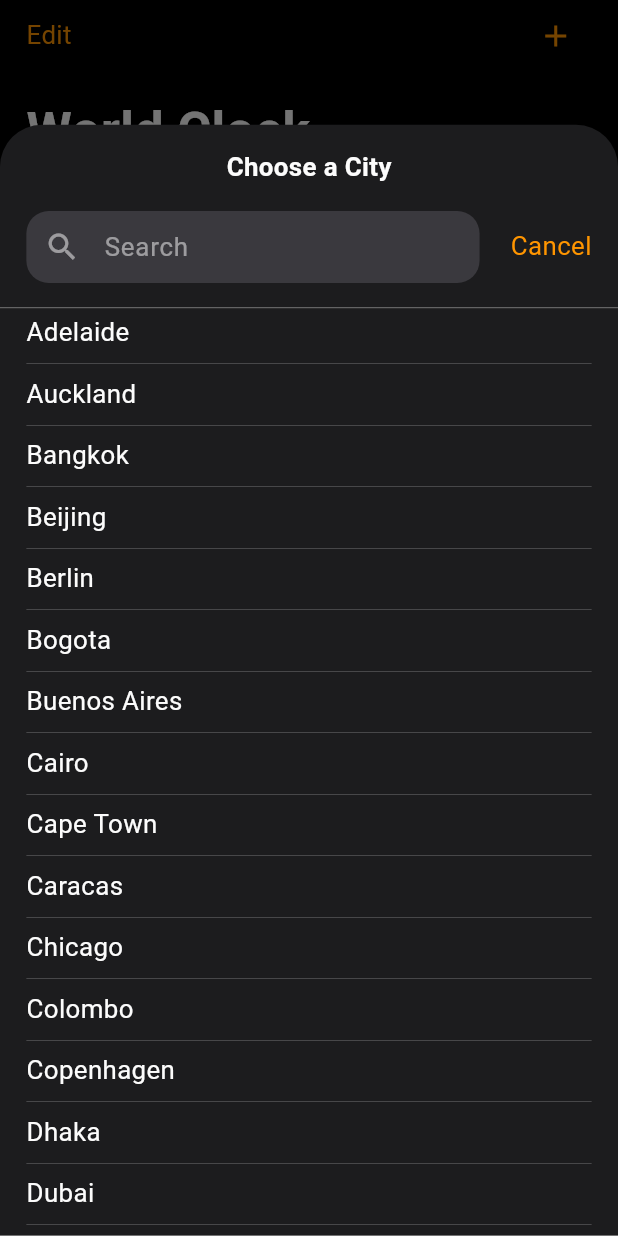
After one commit to KhaledRamadan880/ios_clock_app, a Flutter app: the screen it shows after launch, after a tap on the "add" icon, on a phone screen of 412 x 824 dp. The commit adds this screen. Run offline on Flutter 3.47's test engine with Material 3 defaults, Android fonts, the light colour scheme and no system bars; our stand-ins replace device_preview, flutter_bloc, flutter_svg, get_it, shared_preferences.

Commit message:
World Clock View UI

```diff
--- /dev/null
+++ b/lib/core/bloc/global_cubit.dart
@@ -0,0 +1,9 @@
+import 'package:flutter_bloc/flutter_bloc.dart';
+
+part 'global_state.dart';
+
+class GlobalCubit extends Cubit<GlobalState> {
+  GlobalCubit() : super(GlobalInitial());
+
+
+}
--- /dev/null
+++ b/lib/core/bloc/global_state.dart
@@ -0,0 +1,5 @@
+part of 'global_cubit.dart';
+
+sealed class GlobalState {}
+
+final class GlobalInitial extends GlobalState {}
--- a/lib/core/imports/imports.dart
+++ b/lib/core/imports/imports.dart
@@ -7,3 +7,5 @@ export 'package:ios_clock_app/core/utils/app_assets.dart';
 export 'package:ios_clock_app/core/utils/app_strings.dart';
 export 'package:ios_clock_app/core/utils/app_text_styles.dart';
 export 'package:ios_clock_app/core/widgets/custom_divider.dart';
+export 'package:flutter_bloc/flutter_bloc.dart';
+export 'package:ios_clock_app/features/world_clock/presentation/cubit/world_clocks_cubit.dart';
--- a/lib/core/utils/app_colors.dart
+++ b/lib/core/utils/app_colors.dart
@@ -8,6 +8,9 @@ abstract class AppColors {
   static const Color gray2 = Color(0xff363637);
   static const Color gray3 = Color(0xff262627);
   static const Color gray4 = Color(0xff9B9B9B);
+  static const Color gray5 = Color(0xff242425);
+  static const Color gray6 = Color(0xff1c1c1e);
+  static const Color gray7 = Color(0xff3a393e);
   static const Color red = Color(0xffED7267);
   static const Color green1 = Color(0xff6CD86B);
   static const Color green2 = Color(0xff65C466);
--- a/lib/core/utils/app_strings.dart
+++ b/lib/core/utils/app_strings.dart
@@ -6,7 +6,10 @@ abstract class AppStrings {
   static const String timer = "Timer";
   static const String done = "Done";
   static const String edit = "Edit";
+  static const String cancel = "Cancel";
 
   //! World Clock
   static const String noWorldClocks = "No World Clocks";
+  static const String chooseACity = "Choose a City";
+  static const String search = "Search";
 }
--- a/lib/features/home/prsentation/view/home_view.dart
+++ b/lib/features/home/prsentation/view/home_view.dart
@@ -12,7 +12,10 @@ class HomeView extends StatefulWidget {
 class _HomeViewState extends State<HomeView> {
   int selectedIndex = 0;
   List<Widget> screens = [
-    const WorldClockView(),
+    BlocProvider(
+      create: (context) => WorldClocksCubit(),
+      child: const WorldClockView(),
+    ),
     const Placeholder(),
     const Placeholder(),
     const Placeholder(),
--- /dev/null
+++ b/lib/features/world_clock/data/models/cities_time_zone_model.dart
@@ -0,0 +1,63 @@
+class CityModel {
+  final String city;
+  final String timeZone;
+
+  CityModel(this.city, this.timeZone);
+
+  static List<CityModel> cities = [
+    CityModel('Adelaide', 'Australia/Adelaide'),
+    CityModel('Auckland', 'Pacific/Auckland'),
+    CityModel('Bangkok', 'Asia/Bangkok'),
+    CityModel('Beijing', 'Asia/Shanghai'),
+    CityModel('Berlin', 'Europe/Berlin'),
+    CityModel('Bogota', 'America/Bogota'),
+    CityModel('Buenos Aires', 'America/Argentina/Buenos_Aires'),
+    CityModel('Cairo', 'Africa/Cairo'),
+    CityModel('Cape Town', 'Africa/Johannesburg'),
+    CityModel('Caracas', 'America/Caracas'),
+    CityModel('Chicago', 'America/Chicago'),
+    CityModel('Colombo', 'Asia/Colombo'),
+    CityModel('Copenhagen', 'Europe/Copenhagen'),
+    CityModel('Dhaka', 'Asia/Dhaka'),
+    CityModel('Dubai', 'Asia/Dubai'),
+    CityModel('Dublin', 'Europe/Dublin'),
+    CityModel('Hong Kong', 'Asia/Hong_Kong'),
+    CityModel('Istanbul', 'Europe/Istanbul'),
+    CityModel('Jakarta', 'Asia/Jakarta'),
+    CityModel('Jeddah', 'Asia/Riyadh'),
+    CityModel('Kabul', 'Asia/Kabul'),
+    CityModel('Kolkata', 'Asia/Kolkata'),
+    CityModel('Kuala Lumpur', 'Asia/Kuala_Lumpur'),
+    CityModel('Lagos', 'Africa/Lagos'),
+    CityModel('Lisbon', 'Europe/Lisbon'),
+    CityModel('London', 'Europe/London'),
+    CityModel('Los Angeles', 'America/Los_Angeles'),
+    CityModel('Madrid', 'Europe/Madrid'),
+    CityModel('Manila', 'Asia/Manila'),
+    CityModel('Melbourne', 'Australia/Melbourne'),
+    CityModel('Mexico City', 'America/Mexico_City'),
+    CityModel('Moscow', 'Europe/Moscow'),
+    CityModel('Mumbai', 'Asia/Kolkata'),
+    CityModel('Nairobi', 'Africa/Nairobi'),
+    CityModel('New York', 'America/New_York'),
+    CityModel('Oslo', 'Europe/Oslo'),
+    CityModel('Paris', 'Europe/Paris'),
+    CityModel('Perth', 'Australia/Perth'),
+    CityModel('Quito', 'America/Guayaquil'),
+    CityModel('Rome', 'Europe/Rome'),
+    CityModel('San Francisco', 'America/Los_Angeles'),
+    CityModel('Sao Paulo', 'America/Sao_Paulo'),
+    CityModel('Seoul', 'Asia/Seoul'),
+    CityModel('Shanghai', 'Asia/Shanghai'),
+    CityModel('Singapore', 'Asia/Singapore'),
+    CityModel('Sydney', 'Australia/Sydney'),
+    CityModel('Taipei', 'Asia/Taipei'),
+    CityModel('Tehran', 'Asia/Tehran'),
+    CityModel('Tokyo', 'Asia/Tokyo'),
+    CityModel('Toronto', 'America/Toronto'),
+    CityModel('Vancouver', 'America/Vancouver'),
+    CityModel('Vienna', 'Europe/Vienna'),
+    CityModel('Warsaw', 'Europe/Warsaw'),
+    CityModel('Wellington', 'Pacific/Wellington'),
+  ];
+}
--- /dev/null
+++ b/lib/features/world_clock/presentation/cubit/world_clocks_cubit.dart
@@ -0,0 +1,7 @@
+import 'package:flutter_bloc/flutter_bloc.dart';
+
+part 'world_clocks_state.dart';
+
+class WorldClocksCubit extends Cubit<WorldClocksState> {
+  WorldClocksCubit() : super(WorldClocksInitial());
+}
--- /dev/null
+++ b/lib/features/world_clock/presentation/cubit/world_clocks_state.dart
@@ -0,0 +1,5 @@
+part of 'world_clocks_cubit.dart';
+
+class WorldClocksState {}
+
+final class WorldClocksInitial extends WorldClocksState {}
--- a/lib/features/world_clock/presentation/views/world_clock_view.dart
+++ b/lib/features/world_clock/presentation/views/world_clock_view.dart
@@ -1,5 +1,6 @@
 import 'package:ios_clock_app/core/imports/imports.dart';
 import 'package:ios_clock_app/core/widgets/edit_and_add_bar.dart';
+import 'package:ios_clock_app/features/world_clock/presentation/widgets/add_world_clock_bottom_sheet.dart';
 import 'package:ios_clock_app/features/world_clock/presentation/widgets/world_clock_list_view.dart';
 
 class WorldClockView extends StatelessWidget {
@@ -14,7 +15,11 @@ class WorldClockView extends StatelessWidget {
           crossAxisAlignment: CrossAxisAlignment.start,
           children: [
             //! Edit & Add Bar
-            const EditAndAddBar(),
+            EditAndAddBar(
+              addOnTap: () {
+                addWorldClocksBottomSheet(context);
+              },
+            ),
             SizedBox(height: 15.responsiveHeight(context)),
             //! Title
             Text(
--- /dev/null
+++ b/lib/features/world_clock/presentation/widgets/add_world_clock_bottom_sheet.dart
@@ -0,0 +1,28 @@
+import 'package:ios_clock_app/core/imports/imports.dart';
+import 'package:ios_clock_app/features/world_clock/presentation/widgets/add_world_clock_items_listview.dart';
+import 'package:ios_clock_app/features/world_clock/presentation/widgets/add_world_clock_top_bar.dart';
+
+void addWorldClocksBottomSheet(BuildContext context) {
+  showModalBottomSheet(
+    context: context,
+    backgroundColor: AppColors.gray6,
+    isScrollControlled: true,
+    builder: (newContext) {
+      return BlocProvider.value(
+        value: context.read<WorldClocksCubit>(),
+        child: SizedBox(
+          width: MediaQuery.of(context).size.width,
+          height: 730.responsiveHeight(context),
+          child: const Column(
+            children: [
+              //! Top Bar
+              AddWorldClockTopBar(),
+              //! Items List View
+              AddWorldClocksItemsListView(),
+            ],
+          ),
+        ),
+      );
+    },
+  );
+}
--- /dev/null
+++ b/lib/features/world_clock/presentation/widgets/add_world_clock_items_listview.dart
@@ -0,0 +1,49 @@
+import 'package:ios_clock_app/core/imports/imports.dart';
+import 'package:ios_clock_app/features/world_clock/data/models/cities_time_zone_model.dart';
+
+class AddWorldClocksItemsListView extends StatelessWidget {
+  const AddWorldClocksItemsListView({
+    super.key,
+  });
+
+  @override
+  Widget build(BuildContext context) {
+    return BlocBuilder<WorldClocksCubit, WorldClocksState>(
+      builder: (context, state) {
+        return Expanded(
+          child: Container(
+            decoration: BoxDecoration(
+              border: Border.symmetric(
+                horizontal: BorderSide(
+                  color: AppColors.lightGray,
+                  width: .5.responsiveHeight(context),
+                ),
+              ),
+            ),
+            child: ListView.separated(
+              separatorBuilder: (context, index) {
+                return const CustomDivider();
+              },
+              itemCount: CityModel.cities.length,
+              padding: EdgeInsets.symmetric(
+                horizontal: 16.responsiveWidth(context),
+                vertical: 4.responsiveHeight(context),
+              ),
+              itemBuilder: (context, index) {
+                return GestureDetector(
+                  onTap: () {},
+                  child: SizedBox(
+                    child: Text(
+                      CityModel.cities[index].city,
+                      style: Styles.style17(context),
+                    ),
+                  ),
+                );
+              },
+            ),
+          ),
+        );
+      },
+    );
+  }
+}
--- /dev/null
+++ b/lib/features/world_clock/presentation/widgets/add_world_clock_text_field.dart
@@ -0,0 +1,38 @@
+import 'package:ios_clock_app/core/imports/imports.dart';
+
+class AddWorldClockTextField extends StatelessWidget {
+  const AddWorldClockTextField({
+    super.key,
+  });
+
+  @override
+  Widget build(BuildContext context) {
+    return TextField(
+      decoration: InputDecoration(
+        hintText: AppStrings.search,
+        hintStyle: Styles.style17(context).copyWith(
+          color: AppColors.lightGray,
+        ),
+        filled: true,
+        fillColor: AppColors.gray7,
+        contentPadding: EdgeInsets.zero,
+        prefixIcon: const Icon(Icons.search),
+        // suffixIcon: const Icon(Icons.mic),
+        prefixIconColor: AppColors.lightGray,
+        suffixIconColor: AppColors.lightGray,
+        enabledBorder: OutlineInputBorder(
+          borderSide: const BorderSide(
+            color: AppColors.transparent,
+          ),
+          borderRadius: BorderRadius.circular(15),
+        ),
+        focusedBorder: OutlineInputBorder(
+          borderSide: const BorderSide(
+            color: AppColors.transparent,
+          ),
+          borderRadius: BorderRadius.circular(15),
+        ),
+      ),
+    );
+  }
+}
--- /dev/null
+++ b/lib/features/world_clock/presentation/widgets/add_world_clock_top_bar.dart
@@ -0,0 +1,59 @@
+import 'package:ios_clock_app/core/imports/imports.dart';
+import 'package:ios_clock_app/features/world_clock/presentation/widgets/add_world_clock_text_field.dart';
+
+class AddWorldClockTopBar extends StatelessWidget {
+  const AddWorldClockTopBar({
+    super.key,
+  });
+
+  @override
+  Widget build(BuildContext context) {
+    return Container(
+      padding: EdgeInsets.symmetric(
+        horizontal: 16.responsiveWidth(context),
+        vertical: 16.responsiveHeight(
+          context,
+        ),
+      ),
+      decoration: const BoxDecoration(
+        borderRadius: BorderRadius.only(
+          topLeft: Radius.circular(15),
+          topRight: Radius.circular(15),
+        ),
+      ),
+      child: Column(
+        children: [
+          //! Title
+          Text(
+            AppStrings.chooseACity,
+            style: Styles.style17SemiBold(context),
+          ),
+          SizedBox(height: 16.responsiveHeight(context)),
+          //! TextField & cancel button
+          Row(
+            children: [
+              //! Text Field
+              SizedBox(
+                width: 275.responsiveWidth(context),
+                child: const AddWorldClockTextField(),
+              ),
+              const Spacer(),
+              //! Cancel Button
+              GestureDetector(
+                onTap: () {
+                  Navigator.pop(context);
+                },
+                child: Text(
+                  AppStrings.cancel,
+                  style: Styles.style17(context).copyWith(
+                    color: Theme.of(context).primaryColor,
+                  ),
+                ),
+              ),
+            ],
+          ),
+        ],
+      ),
+    );
+  }
+}
--- a/pubspec.yaml
+++ b/pubspec.yaml
@@ -32,8 +32,10 @@ dependencies:
   device_preview: ^1.2.0
   flutter:
     sdk: flutter
+  flutter_bloc: ^8.1.6
   flutter_svg: ^2.0.10+1
   get_it: ^7.7.0
+  intl: ^0.19.0
   shared_preferences: ^2.3.2
 
 dev_dependencies:
```
Also changed, not shown: pubspec.lock.
